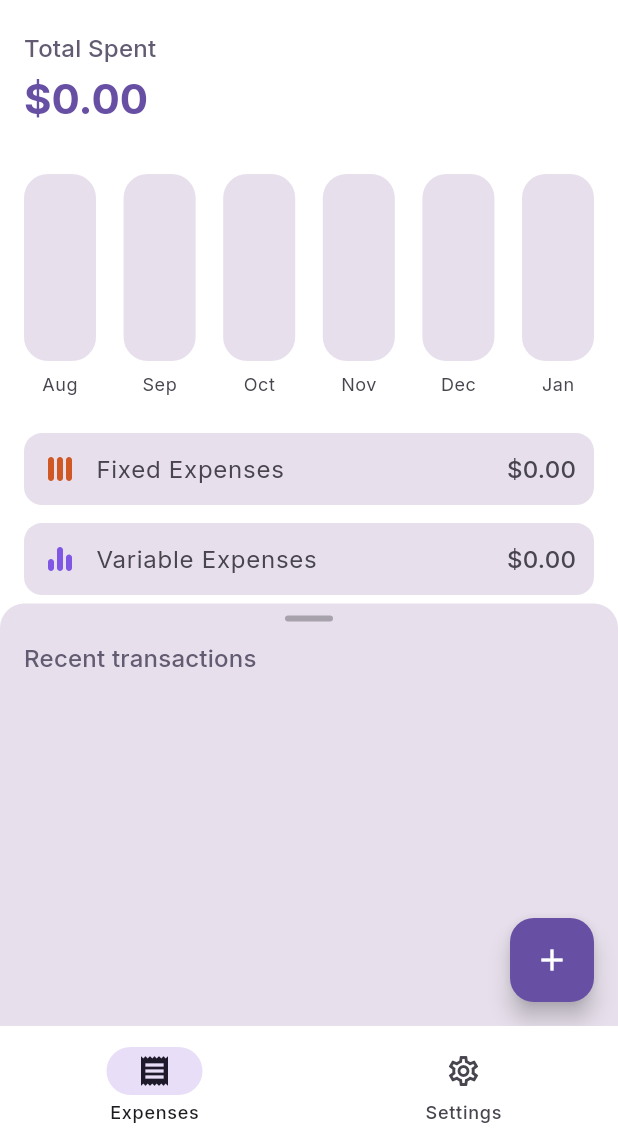
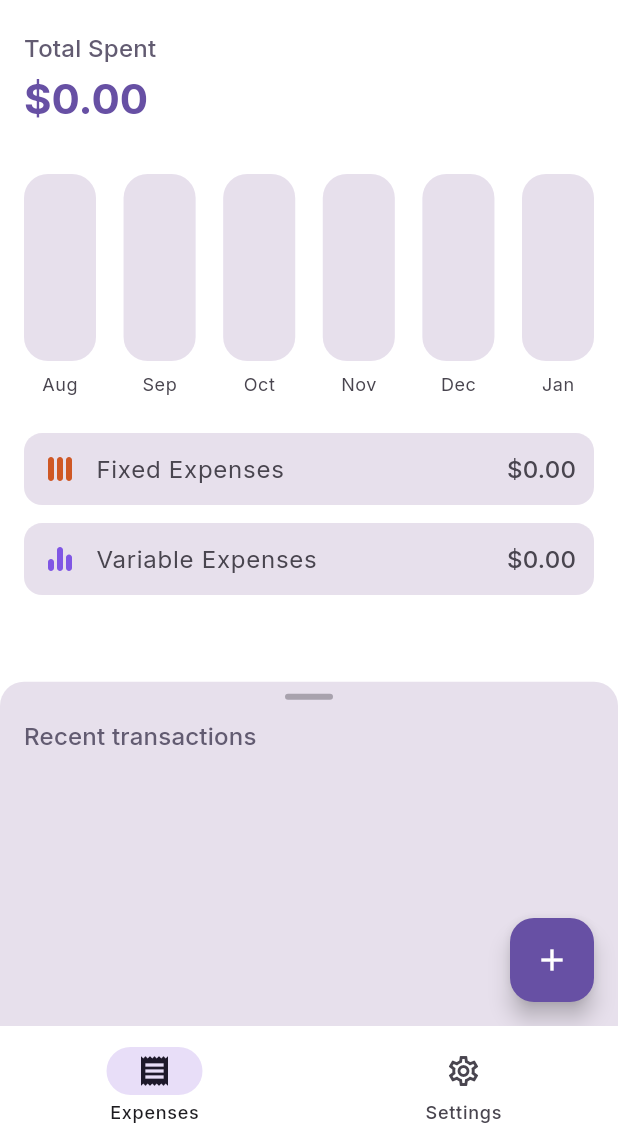
Before and after one commit to 0x6762/kiwi-spending-tracker, a Flutter app: the screen it shows after launch, on a phone screen of 412 x 824 dp, the part 90-1236 px from its top. Run offline on Flutter 3.47's test engine with Material 3 defaults, Android fonts, the phone set to English and light mode, and no system bars; drawn by our look-alikes of fl_chart; our stand-ins replace flutter_svg, google_fonts, shared_preferences.

Commit message:
Fix expense sheet drag

```diff
--- a/lib/screens/expense_list_screen.dart
+++ b/lib/screens/expense_list_screen.dart
@@ -20,7 +20,6 @@ class ExpenseListScreen extends StatefulWidget {
 class _ExpenseListScreenState extends State<ExpenseListScreen> {
   List<Expense> _expenses = [];
   late DateTime _selectedMonth;
-  final _dateFormat = DateFormat.yMMMd();
 
   @override
   void initState() {
@@ -65,21 +64,6 @@ class _ExpenseListScreenState extends State<ExpenseListScreen> {
     });
   }
 
-  String _formatDate(DateTime date) {
-    final now = DateTime.now();
-    final today = DateTime(now.year, now.month, now.day);
-    final yesterday = today.subtract(const Duration(days: 1));
-    final expenseDate = DateTime(date.year, date.month, date.day);
-
-    if (expenseDate == today) {
-      return 'Today';
-    } else if (expenseDate == yesterday) {
-      return 'Yesterday';
-    } else {
-      return _dateFormat.format(date);
-    }
-  }
-
   @override
   Widget build(BuildContext context) {
     return AnnotatedRegion<SystemUiOverlayStyle>(
@@ -104,20 +88,22 @@ class _ExpenseListScreenState extends State<ExpenseListScreen> {
                 ],
               ),
               DraggableScrollableSheet(
-                initialChildSize: 0.4,
-                minChildSize: 0.4,
-                maxChildSize: 0.8,
+                initialChildSize: 0.33,
+                minChildSize: 0.33,
+                maxChildSize: 0.9,
                 builder: (context, scrollController) {
-                  return Padding(
-                    padding: const EdgeInsets.only(top: 16),
-                    child: Container(
+                  return Container(
+                    margin: const EdgeInsets.only(top: 16),
                     decoration: BoxDecoration(
                       color: Theme.of(context).colorScheme.surfaceVariant,
-                        borderRadius: const BorderRadius.vertical(
-                            top: Radius.circular(16)),
+                      borderRadius:
+                          const BorderRadius.vertical(top: Radius.circular(16)),
                     ),
-                      child: Column(
+                    child: ListView(
+                      controller: scrollController,
+                      padding: EdgeInsets.zero,
                       children: [
+                        // Handle and title
                         Center(
                           child: Container(
                             width: 32,
@@ -151,22 +137,19 @@ class _ExpenseListScreenState extends State<ExpenseListScreen> {
                             ],
                           ),
                         ),
-                          Expanded(
-                            child: ExpenseList(
+                        // Expense list
+                        ExpenseList(
                           expenses: _expenses
                               .where((expense) =>
-                                      expense.date.year ==
-                                          _selectedMonth.year &&
-                                      expense.date.month ==
-                                          _selectedMonth.month)
+                                  expense.date.year == _selectedMonth.year &&
+                                  expense.date.month == _selectedMonth.month)
                               .toList(),
                           onDelete: _deleteExpense,
                           onTap: _viewExpenseDetails,
                           scrollController: scrollController,
-                            ),
+                          shrinkWrap: true,
                         ),
                       ],
-                      ),
                     ),
                   );
                 },
```
Also changed, not shown: lib/widgets/expense_list.dart (+25 -14 lines). Lines whose indentation alone changed are shown as unchanged.
